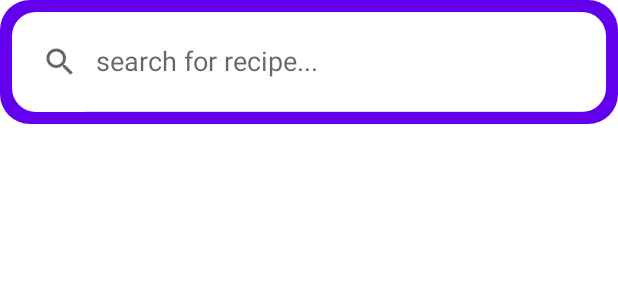
After one commit to user1312420/KitchenCompass, an Android app built with Jetpack Compose: the layout activity_search.xml on its own in the app's theme, with its tools: preview values and no code run, on a phone screen of 412 x 824 dp. The commit adds this screen. Shown: the top 300 px of the screen. Run offline under Robolectric (Android 15) with nearby library versions, the phone set to English and light mode, and no system bars.

Commit message:
add search activity, add okhttp api calls

```diff
--- /dev/null
+++ b/app/src/main/res/drawable/rounded_search_view.xml
@@ -0,0 +1,21 @@
+<?xml version="1.0" encoding="utf-8"?>
+<!-- res/drawable/bordered_search_view.xml -->
+<layer-list xmlns:android="http://schemas.android.com/apk/res/android">
+    <!-- Äußerer violetter Rand -->
+    <item>
+        <shape android:shape="rectangle">
+            <solid android:color="@color/purple_500" /> <!-- Violette Hintergrundfarbe -->
+            <corners android:radius="20dp" /> <!-- Abgerundete Ecken -->
+        </shape>
+    </item>
+
+    <!-- Weißes Zentrum -->
+    <item
+        android:left="8dp" android:right="8dp"
+        android:top="8dp" android:bottom="8dp">
+        <shape android:shape="rectangle">
+            <solid android:color="@android:color/white" /> <!-- Weiße Hintergrundfarbe -->
+            <corners android:radius="16dp" /> <!-- Abgerundete Ecken, etwas weniger als der äußere Rand -->
+        </shape>
+    </item>
+</layer-list>
--- /dev/null
+++ b/app/src/main/res/layout/activity_search.xml
@@ -0,0 +1,20 @@
+<?xml version="1.0" encoding="utf-8"?>
+<androidx.constraintlayout.widget.ConstraintLayout xmlns:android="http://schemas.android.com/apk/res/android"
+    xmlns:tools="http://schemas.android.com/tools"
+    xmlns:app="http://schemas.android.com/apk/res-auto"
+    android:layout_width="match_parent"
+    android:layout_height="match_parent">
+
+    <SearchView
+        android:id="@+id/search_view"
+        android:layout_width="0dp"
+        android:layout_height="0dp"
+        app:layout_constraintTop_toTopOf="parent"
+        app:layout_constraintLeft_toLeftOf="parent"
+        app:layout_constraintRight_toRightOf="parent"
+        app:layout_constraintHeight_percent="0.10"
+        android:queryHint="search for recipe..."
+        android:iconifiedByDefault="false"
+        android:background="@drawable/rounded_search_view"
+        android:padding="8dp"/>
+</androidx.constraintlayout.widget.ConstraintLayout>
--- a/app/src/main/res/values/strings.xml
+++ b/app/src/main/res/values/strings.xml
@@ -13,7 +13,7 @@
 
     //Hardcoded Rezepte
 
-     //pasta
+    //pasta
     <string name="pastaIngredients">Pasta
 \nCream Cheese
 \nParmesan Cheese
@@ -79,5 +79,6 @@ Add the maggi masala on to it
 \nAdd the maggi masala on to it
 \nWait for 2 mins
 \nMaggi is ready!</string>
+    <string name="title_activity_search">SearchActivity</string>
 
 </resources>
```
Also changed, not shown: app/build.gradle.kts (+24 -0 lines), app/src/main/AndroidManifest.xml (+6 -1 lines), app/src/main/java/com/app/kitchencompass/MainActivity.kt (+0 -60 lines), app/src/main/java/com/app/kitchencompass/ui/search/SearchActivity.kt (added, +75 -0 lines), app/src/main/java/com/app/kitchencompass/ui/search/ui/theme/Color.kt (added, +11 -0 lines), app/src/main/java/com/app/kitchencompass/ui/search/ui/theme/Theme.kt (added, +58 -0 lines), app/src/main/java/com/app/kitchencompass/ui/search/ui/theme/Type.kt (added, +34 -0 lines), gradle/libs.versions.toml (+15 -0 lines).
